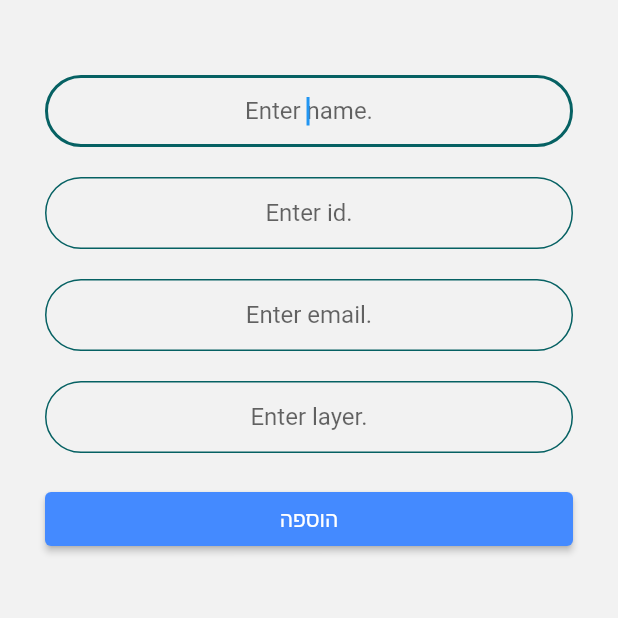
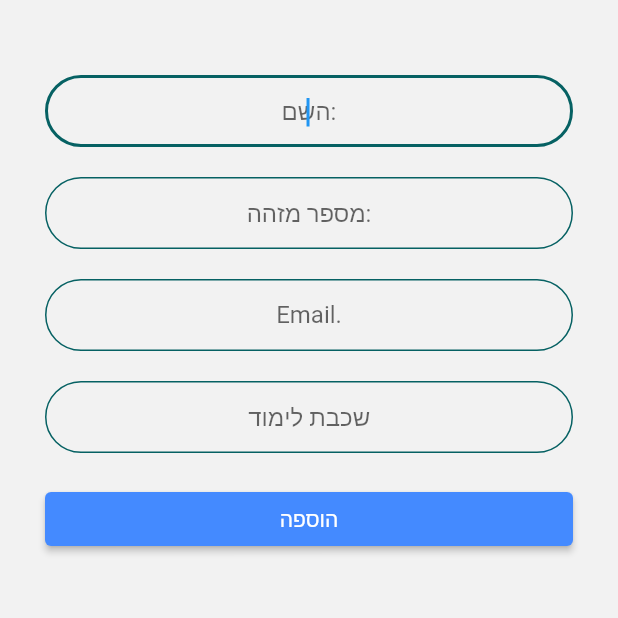
Before and after one commit to salemgu1/HSTT-HighSchoolTimeTabling, a Flutter app: the AfterLogin screen opened directly, after a tap on "הוספת תלמיד", on a phone screen of 412 x 824 dp, the top half of it. Run offline on Flutter 3.47's test engine with Material 2 defaults, Android fonts, the phone set to English and light mode, and no system bars; our stand-ins replace parse_server_sdk_flutter; missing offline and left inert: connectivity_plus_web, package_info_plus_web, shared_preferences_web.

Commit message:
Hebrew language
set application to Hebrew language

```diff
--- a/lib/AdminPages/AddRoom.dart
+++ b/lib/AdminPages/AddRoom.dart
@@ -55,7 +55,7 @@ class _Room extends State<Room> {
                   autofocus: true,
                   textAlign: TextAlign.center,
                   decoration:
-                  kTextFieldDecoration.copyWith(hintText: 'Enter room number.'),
+                  kTextFieldDecoration.copyWith(hintText: 'הכנסת מספר בכיתה'),
                 ),
                 const SizedBox(
                   height: 20.0,
@@ -65,7 +65,7 @@ class _Room extends State<Room> {
                   autofocus: true,
                   textAlign: TextAlign.center,
                   decoration:
-                  kTextFieldDecoration.copyWith(hintText: 'Enter number of sets.'),
+                  kTextFieldDecoration.copyWith(hintText: 'הכנסת מספר כיסאות בכיתה'),
                 ),
                 const SizedBox(
                   height: 50.0,
@@ -119,7 +119,7 @@ class _Room extends State<Room> {
       builder: (BuildContext context) {
         return AlertDialog(
           title: const Text("Success!"),
-          content: const Text("classRoom added successfully "),
+          content: const Text("חדר כיתה נוסף בהצלחה"),
           actions: <Widget>[
             new FlatButton(
               child: const Text("OK"),
--- a/lib/AdminPages/AddStudent.dart
+++ b/lib/AdminPages/AddStudent.dart
@@ -64,7 +64,7 @@ class _AddStudent extends State<Student> {
                   autofocus: true,
                   textAlign: TextAlign.center,
                   decoration:
-                  kTextFieldDecoration.copyWith(hintText: 'Enter name.'),
+                  kTextFieldDecoration.copyWith(hintText: 'השם:'),
                 ),
                 const SizedBox(
                   height: 20.0,
@@ -74,7 +74,7 @@ class _AddStudent extends State<Student> {
                   autofocus: true,
                   textAlign: TextAlign.center,
                   decoration:
-                  kTextFieldDecoration.copyWith(hintText: 'Enter id.'),
+                  kTextFieldDecoration.copyWith(hintText: 'מספר מזהה:'),
                 ),
                 const SizedBox(
                   height: 20.0,
@@ -84,7 +84,7 @@ class _AddStudent extends State<Student> {
                   autofocus: true,
                   textAlign: TextAlign.center,
                   decoration:
-                  kTextFieldDecoration.copyWith(hintText: 'Enter email.'),
+                  kTextFieldDecoration.copyWith(hintText: 'Email.'),
                 ),
                 const SizedBox(
                   height: 20.0,
@@ -94,7 +94,7 @@ class _AddStudent extends State<Student> {
                   autofocus: true,
                   textAlign: TextAlign.center,
                   decoration:
-                  kTextFieldDecoration.copyWith(hintText: 'Enter layer.'),
+                  kTextFieldDecoration.copyWith(hintText: 'שכבת לימוד'),
                 ),
                 const SizedBox(
                   height: 20.0,
@@ -128,7 +128,7 @@ class _AddStudent extends State<Student> {
       builder: (BuildContext context) {
         return AlertDialog(
           title: const Text("Success!"),
-          content: const Text("Student added successfully "),
+          content: const Text("תלמיד נוסף בהצלחה"),
           actions: <Widget>[
             new FlatButton(
               child: const Text("OK"),
--- a/lib/AdminPages/AddSubject.dart
+++ b/lib/AdminPages/AddSubject.dart
@@ -95,7 +95,7 @@ class _SubjectState extends State<Subject> {
       builder: (BuildContext context) {
         return AlertDialog(
           title: const Text("Success!"),
-          content: const Text("Subject added successfully "),
+          content: const Text("נושה נוסף בהצלחה "),
           actions: <Widget>[
             new FlatButton(
               child: const Text("OK"),
--- a/lib/AdminPages/AddTeacher.dart
+++ b/lib/AdminPages/AddTeacher.dart
@@ -63,7 +63,7 @@ class _AddTeacherUser extends State<TeacherUser> {
                   autofocus: true,
                   textAlign: TextAlign.center,
                   decoration:
-                  kTextFieldDecoration.copyWith(hintText: 'Enter name.'),
+                  kTextFieldDecoration.copyWith(hintText: 'שם:'),
                 ),
                 const SizedBox(
                   height: 20.0,
@@ -73,7 +73,7 @@ class _AddTeacherUser extends State<TeacherUser> {
                   autofocus: true,
                   textAlign: TextAlign.center,
                   decoration:
-                  kTextFieldDecoration.copyWith(hintText: 'Enter id.'),
+                  kTextFieldDecoration.copyWith(hintText: 'מספר מזהה:'),
                 ),
                 const SizedBox(
                   height: 20.0,
@@ -83,7 +83,7 @@ class _AddTeacherUser extends State<TeacherUser> {
                   autofocus: true,
                   textAlign: TextAlign.center,
                   decoration:
-                  kTextFieldDecoration.copyWith(hintText: 'Enter email.'),
+                  kTextFieldDecoration.copyWith(hintText: 'Email:'),
                 ),
                 const SizedBox(
                   height: 20.0,
@@ -93,7 +93,7 @@ class _AddTeacherUser extends State<TeacherUser> {
                   autofocus: true,
                   textAlign: TextAlign.center,
                   decoration:
-                  kTextFieldDecoration.copyWith(hintText: 'Enter school id.'),
+                  kTextFieldDecoration.copyWith(hintText: 'מספר מזהה של בית ספר:'),
                 ),
                 const SizedBox(
                   height: 20.0,
@@ -137,7 +137,7 @@ class _AddTeacherUser extends State<TeacherUser> {
       builder: (BuildContext context) {
         return AlertDialog(
           title: const Text("Success!"),
-          content: const Text("Teacher added successfully "),
+          content: const Text("מורה נוסף בהצלחה "),
           actions: <Widget>[
             new FlatButton(
               child: const Text("OK"),
--- a/lib/AdminPages/AfterLogin.dart
+++ b/lib/AdminPages/AfterLogin.dart
@@ -32,7 +32,7 @@ class AfterLogin extends StatelessWidget {
     return
       Scaffold(
           appBar: AppBar(
-            title: Text('Flutter FlatButton Example'),
+            title: Text('עמוד מנהל בית הספר'),
           ),
           drawer: Drawer(
             child: ListView(
@@ -43,7 +43,7 @@ class AfterLogin extends StatelessWidget {
                   decoration: BoxDecoration(
                     color: Colors.blue,
                   ),
-                  child: Text('Drawer Header'),
+                  child: Text('אפשרויות'),
                 ),
                 ListTile(
                   leading: Icon(
--- a/lib/HomePage/HomePage.dart
+++ b/lib/HomePage/HomePage.dart
@@ -11,13 +11,13 @@ class MyApp extends StatelessWidget {
       // theme: ThemeData.dark(),
       home: Scaffold(
           appBar: AppBar(
-            title: Text('Flutter FlatButton Example'),
+            title: Text('דף ראשי'),
           ),
           body: Center(child: Column(children: <Widget>[
             Container(
               margin: EdgeInsets.all(25),
               child: FlatButton(
-                child: Text('SignUp', style: TextStyle(fontSize: 20.0),),
+                child: Text('הרשמה', style: TextStyle(fontSize: 20.0),),
                 onPressed: () {                Navigator.push(
                     context,
                     MaterialPageRoute(builder:( context) {
@@ -29,7 +29,7 @@ class MyApp extends StatelessWidget {
             Container(
               margin: EdgeInsets.all(25),
               child: FlatButton(
-                child: Text('LogIn', style: TextStyle(fontSize: 20.0),),
+                child: Text('כניסה', style: TextStyle(fontSize: 20.0),),
                 color: Colors.blueAccent,
                 textColor: Colors.white,
                 onPressed: () {                Navigator.push(
```
Also changed, not shown: 13 other files.
